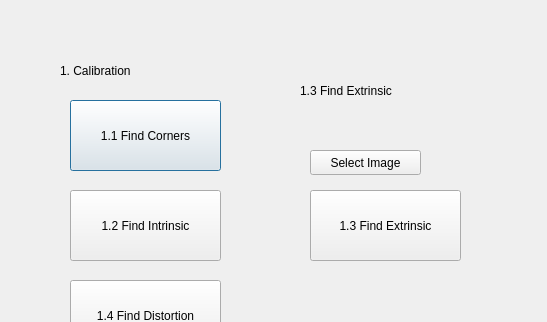
Before: the Qt Designer form mainWindow.ui in huang-me/opencv_calibration_python, drawn with Qt 5; both pictures show x 0 to 547 and y 0 to 322 of the 547 by 468 pixel window.
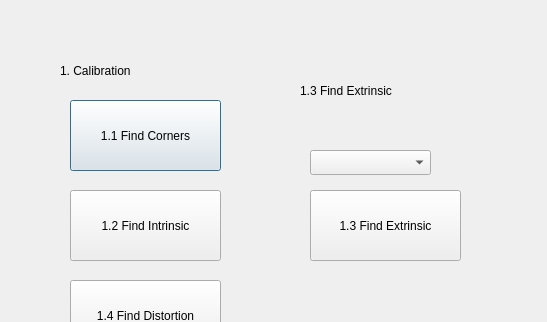
After: the same form once the commit is applied.

Commit message:
Add combo box to choose the id of image
Add index of combo box, and connect index changed with function.
Function set the new image file name and save it.

What changed in the file:
```diff
--- a/mainWindow.ui
+++ b/mainWindow.ui
@@ -110,17 +110,17 @@
     <string>Close All Windows</string>
    </property>
   </widget>
-  <widget class="QPushButton" name="BTN_FILE">
+  <widget class="QComboBox" name="ID_IMAGE">
    <property name="geometry">
     <rect>
      <x>310</x>
      <y>150</y>
-     <width>111</width>
+     <width>121</width>
      <height>25</height>
     </rect>
    </property>
-   <property name="text">
-    <string>Select Image</string>
+   <property name="currentText">
+    <string/>
    </property>
   </widget>
  </widget>
```
The commit also changes 3 other files.
